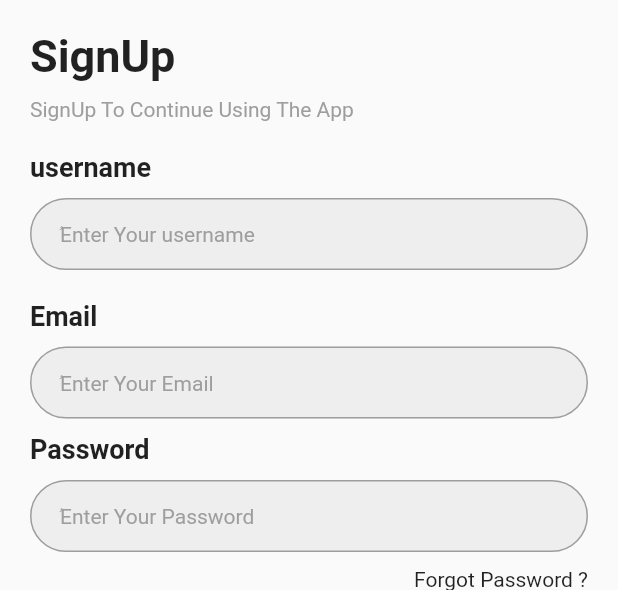
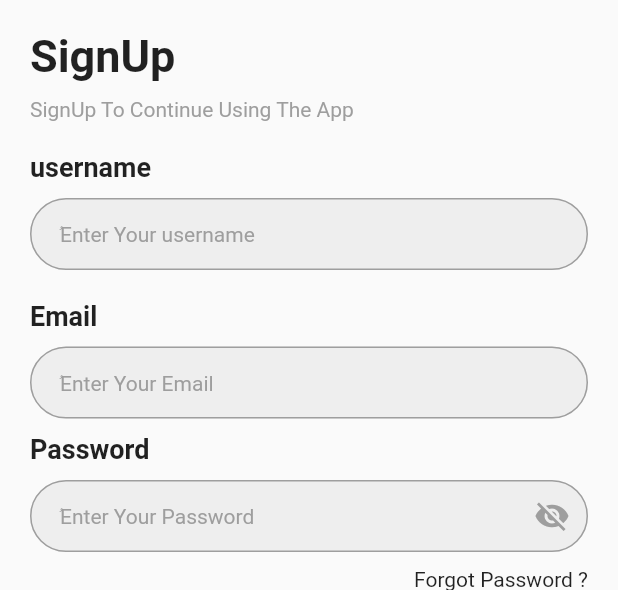
Before and after one commit to sujoodabumarzoq/noteapp, a Flutter app: the screen it shows after launch, after a tap on an icon or button, on a phone screen of 412 x 824 dp, the part 225-815 px from its top. Run offline on Flutter 3.47's test engine with Material 2 defaults, Android fonts, the phone set to English and light mode, and no system bars; our stand-ins replace awesome_dialog, bloc, cloud_firestore, firebase_auth, firebase_core, flutter_bloc and 1 more; accounts and stored records are empty; network calls fail.

Commit message:
finish app end

```diff
--- a/lib/Features/home/presentation/home.dart
+++ b/lib/Features/home/presentation/home.dart
@@ -129,7 +129,7 @@ class HomeState extends State<Home> {
           IconButton(
             onPressed: () async {
               GoogleSignIn googlesignin = GoogleSignIn();
-              await googlesignin.disconnect();
+              googlesignin.disconnect();
               await FirebaseAuth.instance.signOut();
               Navigator.of(context).pushReplacementNamed("login");
             },
--- a/lib/Features/login/presentation/views/login.dart
+++ b/lib/Features/login/presentation/views/login.dart
@@ -85,7 +85,7 @@ class _LoginState extends State<Login> {
                   style: TextStyle(fontWeight: FontWeight.bold, fontSize: 18),
                 ),
                 Container(height: 10),
-                CustomTextForm(
+                CustomTextFormpassword(
                   hinttext: "ُEnter Your Password",
                   mycontroller: password,
                   validator: (val) {
--- a/lib/Features/signup/presentation/views/signup.dart
+++ b/lib/Features/signup/presentation/views/signup.dart
@@ -76,7 +76,7 @@ class _SignUpState extends State<SignUp> {
                   style: TextStyle(fontWeight: FontWeight.bold, fontSize: 18),
                 ),
                 Container(height: 10),
-                CustomTextForm(
+                CustomTextFormpassword(
                   hinttext: "ُEnter Your Password",
                   mycontroller: password,
                   validator: (val) {
--- a/lib/core/widgets/textformfield.dart
+++ b/lib/core/widgets/textformfield.dart
@@ -28,3 +28,55 @@ class CustomTextForm extends StatelessWidget {
     );
   }
 }
+
+
+class CustomTextFormpassword extends StatefulWidget {
+  final String hinttext;
+  final TextEditingController mycontroller;
+  final String? Function(String?)? validator;
+
+  const CustomTextFormpassword(
+      {super.key, required this.hinttext, required this.mycontroller, required this.validator});
+
+  @override
+  CustomTextFormState createState() => CustomTextFormState();
+}
+
+class CustomTextFormState extends State<CustomTextFormpassword> {
+  bool isPasswordVisible = false;
+
+  @override
+  Widget build(BuildContext context) {
+    return TextFormField(
+      validator: widget.validator,
+      controller: widget.mycontroller,
+      obscureText: !isPasswordVisible, // يجعل كلمة المرور غير مرئية عندما تكون قيمة isPasswordVisible هي false
+      decoration: InputDecoration(
+        hintText: widget.hinttext,
+        hintStyle: const TextStyle(fontSize: 14, color: Colors.grey),
+        contentPadding: const EdgeInsets.symmetric(vertical: 2, horizontal: 20),
+        filled: true,
+        fillColor: Colors.grey[200],
+        border: OutlineInputBorder(
+          borderRadius: BorderRadius.circular(50),
+          borderSide: const BorderSide(color: Color.fromARGB(255, 184, 184, 184)),
+        ),
+        enabledBorder: OutlineInputBorder(
+          borderRadius: BorderRadius.circular(50),
+          borderSide: const BorderSide(color: Colors.grey),
+        ),
+        suffixIcon: GestureDetector(
+          onTap: () {
+            setState(() {
+              isPasswordVisible = !isPasswordVisible;
+            });
+          },
+          child: Icon(
+            isPasswordVisible ? Icons.visibility : Icons.visibility_off,
+            color: Colors.grey,
+          ),
+        ),
+      ),
+    );
+  }
+}
```
Also changed, not shown: 1 other file.
